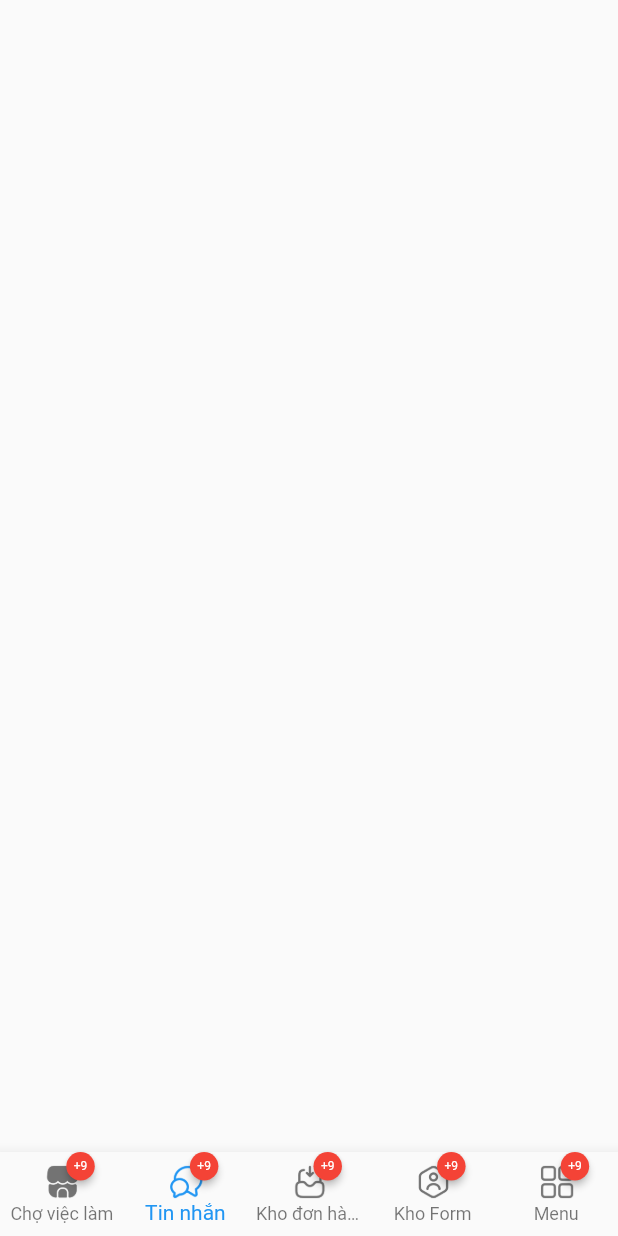
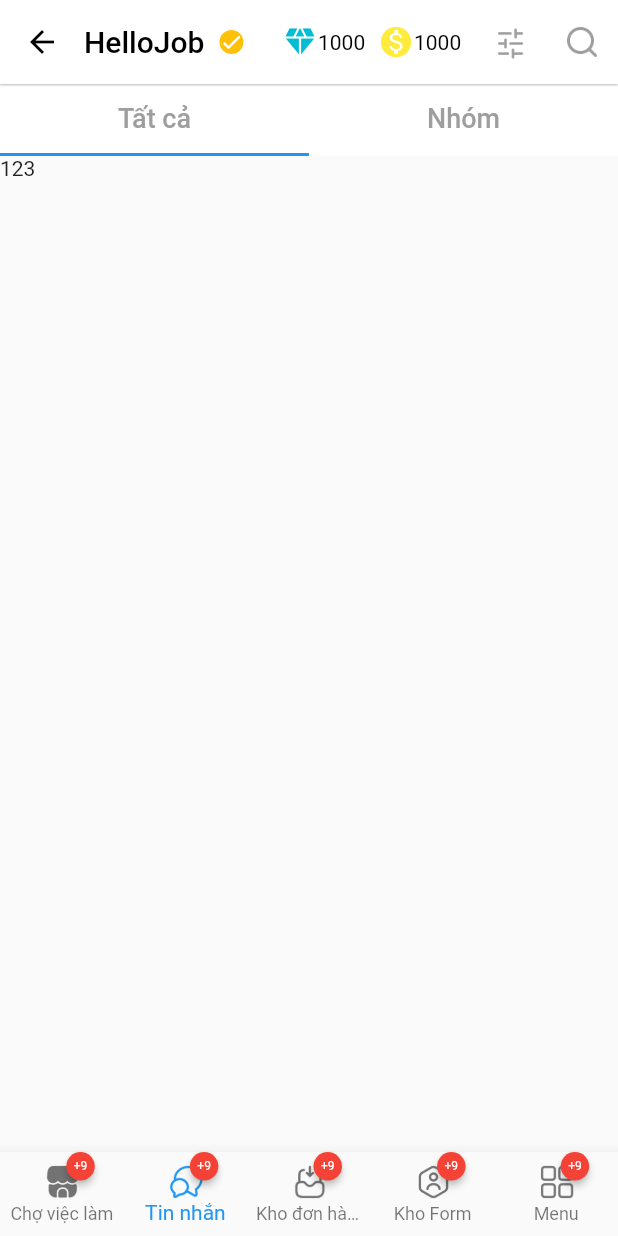
Before and after one commit to lllionlll/trainning, a Flutter app: the screen it shows after launch, item 2 of the bottom bar chosen, on a phone screen of 412 x 824 dp. Run offline on Flutter 3.47's test engine with Material 2 defaults, Android fonts, the phone set to English and light mode, and no system bars; drawn by our look-alikes of badges.

Commit message:
29/10/2022

```diff
--- a/helloapp/lib/Screen/ChatScreen.dart
+++ b/helloapp/lib/Screen/ChatScreen.dart
@@ -1,4 +1,5 @@
 import 'package:flutter/material.dart';
+import 'package:helloapp/Screen/ShopScreen.dart';
 
 class ChatScreen extends StatefulWidget {
   const ChatScreen({super.key});
@@ -10,6 +11,112 @@ class ChatScreen extends StatefulWidget {
 class _ChatScreenState extends State<ChatScreen> {
   @override
   Widget build(BuildContext context) {
-    return Container();
+    return Scaffold(
+      appBar: appbar(),
+      body: Container(
+        child: DefaultTabController(
+          length: 2,
+          child: Scaffold(
+              appBar: AppBar(
+                elevation: 0,
+                toolbarHeight: 0,
+                bottomOpacity: 1,
+                backgroundColor: Colors.white,
+                bottom: TabBar(
+                  tabs: [
+                    Tab(
+                      child: Text("Tất cả", style: TextStyle(color: Colors.grey, fontSize: 18)),
+                    ),
+                    Tab(
+                      child: Text("Nhóm", style: TextStyle(color: Colors.grey, fontSize: 18)),
+                    ),
+                  ],
+                ),
+              ),
+              body: Container(
+                child: SizedBox(
+                  child: TabBarView(
+                    children: [Text("123"), Text("234")],
+                  ),
+                ),
+              )),
+        ),
+      ),
+    );
+  }
+
+  AppBar appbar() {
+    return AppBar(
+      backgroundColor: Colors.white,
+      elevation: 0.5,
+      titleSpacing: 0,
+      leading: IconButton(
+          padding: EdgeInsets.zero,
+          onPressed: () {},
+          icon: Icon(
+            Icons.arrow_back,
+            color: Colors.black,
+          )),
+      title: Row(
+        children: [
+          Text(
+            "HelloJob",
+            style: TextStyle(
+              color: Colors.black,
+            ),
+          ),
+          Container(
+              margin: EdgeInsets.only(left: 10),
+              decoration: BoxDecoration(
+                  borderRadius: BorderRadius.circular(20), color: Colors.amber),
+              child: Icon(
+                Icons.check_rounded,
+                size: 16,
+              ))
+        ],
+      ),
+      actions: [
+        Row(
+          children: [
+            Icon(
+              Icons.diamond,
+              color: Colors.cyan,
+            ),
+            Container(
+                width: 40,
+                child: Text(
+                  "1000",
+                  style: TextStyle(color: Colors.black),
+                ))
+          ],
+        ),
+        Row(
+          children: [
+            Icon(
+              Icons.monetization_on,
+              color: Colors.yellow,
+            ),
+            Container(
+                width: 40,
+                child: Text(
+                  "1000",
+                  style: TextStyle(color: Colors.black),
+                ))
+          ],
+        ),
+        IconButton(
+            onPressed: () {},
+            icon: ImageIcon(
+              AssetImage("assets/icons/sliders.png"),
+              color: Colors.grey,
+            )),
+        IconButton(
+            onPressed: () {},
+            icon: ImageIcon(
+              AssetImage("assets/icons/Search.png"),
+              color: Colors.grey,
+            )),
+      ],
+    );
   }
 }
--- a/helloapp/lib/Screen/ShopScreen.dart
+++ b/helloapp/lib/Screen/ShopScreen.dart
@@ -14,9 +14,29 @@ class _ShopScreenState extends State<ShopScreen> {
       appBar: AppBar(
         backgroundColor: Colors.white,
         elevation: 0.5,
-        title: Text("Chào Hùng!", style: TextStyle(color: Colors.black),),
+        title: Text(
+          "Chào Hùng!",
+          style: TextStyle(color: Colors.black),
+        ),
         actions: [
-          IconButton(onPressed: () {}, icon: ImageIcon(AssetImage("assets/icons/Search.png"), color: Colors.grey,))
+          IconButton(
+              onPressed: () {},
+              icon: ImageIcon(
+                AssetImage("assets/icons/Search.png"),
+                color: Colors.grey,
+              )),
+          IconButton(
+              onPressed: () {},
+              icon: ImageIcon(
+                AssetImage("assets/icons/sliders.png"),
+                color: Colors.grey,
+              )),
+          IconButton(
+              onPressed: () {},
+              icon: ImageIcon(
+                AssetImage("assets/icons/rowdown.png"),
+                color: Colors.grey,
+              )),
         ],
       ),
     );
```
Also changed, not shown: helloapp/assets/icons/rowdown.png (added), helloapp/assets/icons/sliders.png (added).
